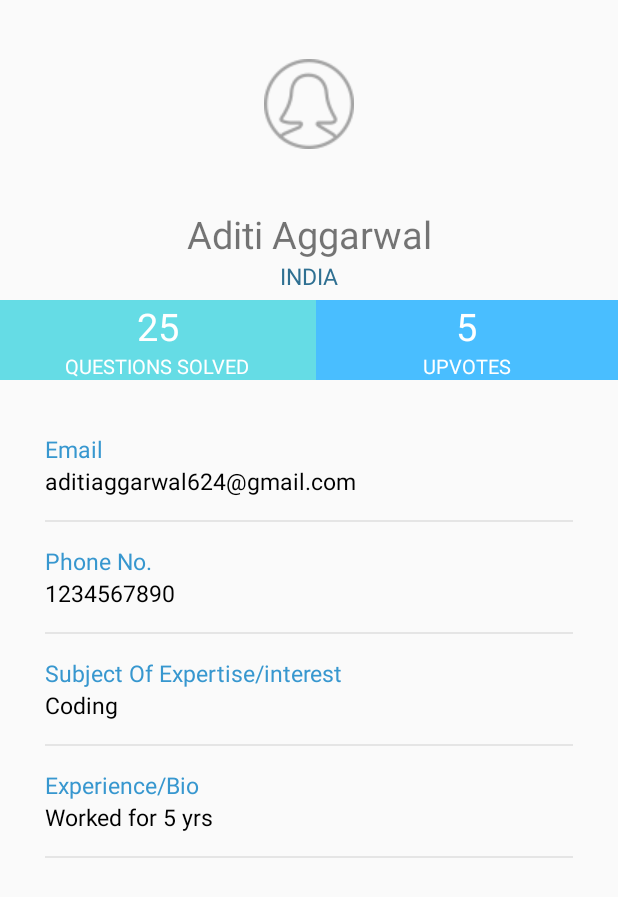
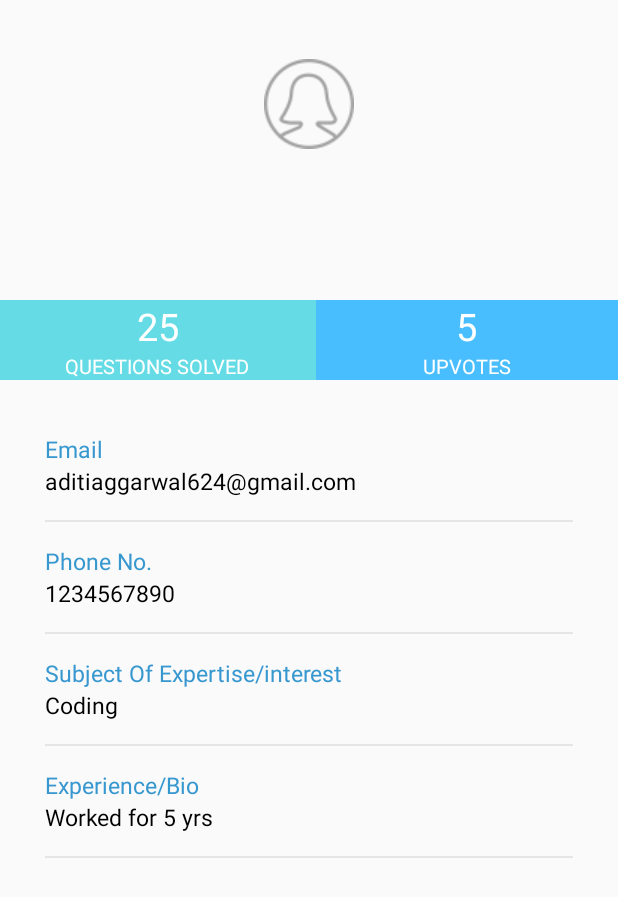
Before and after one commit to priyanka-choubey/mentorship, an Android app: the MainActivity screen opened directly, with no data from a screen before it, in the side drawer, after a tap on "Profile", on a phone screen of 412 x 824 dp. Shown: the top 897 px of the screen. Run offline under Robolectric (Android 15) with nearby library versions, the phone set to English and light mode, and no system bars; our stand-ins replace Volley; libraries missing offline, so code that uses them is left out: com.firebase.client; network calls fail.

Commit message:
Minor Changes

```diff
--- a/myChatApp/app/src/main/java/com/example/komal/mychatapp/LoginActivity.java
+++ b/myChatApp/app/src/main/java/com/example/komal/mychatapp/LoginActivity.java
@@ -103,7 +103,7 @@
                                         UsersDetailsActivity.password = pass;
                                         Log.e("TAG",user+" "+pass);
                                         startActivity(new Intent(LoginActivity.this, MainActivity.class));
-
+                                        finish();
                                     }
                                     else {
                                         Toast.makeText(LoginActivity.this, "incorrect password", Toast.LENGTH_LONG).show();
--- a/myChatApp/app/src/main/java/com/example/komal/mychatapp/MainActivity.java
+++ b/myChatApp/app/src/main/java/com/example/komal/mychatapp/MainActivity.java
@@ -151,6 +151,8 @@
 
         //noinspection SimplifiableIfStatement
         if (id == R.id.action_settings) {
+            startActivity(new Intent(MainActivity.this,LoginActivity.class));
+            finish();
             return true;
         }
 
@@ -221,6 +223,7 @@
     }
 
     public void Connect(View v){
+
         startActivity(new Intent(MainActivity.this,UsersActivity.class));
     }
 }
--- a/myChatApp/app/src/main/java/com/example/komal/mychatapp/UsersActivity.java
+++ b/myChatApp/app/src/main/java/com/example/komal/mychatapp/UsersActivity.java
@@ -75,6 +75,7 @@
         RequestQueue rQueue = Volley.newRequestQueue(UsersActivity.this);
         rQueue.add(request);
 
+
         mLayoutManager = new GridLayoutManager(this, 1);
         mRecycler.setLayoutManager(mLayoutManager);
 
--- a/myChatApp/app/src/main/java/com/example/komal/mychatapp/portalAdapter.java
+++ b/myChatApp/app/src/main/java/com/example/komal/mychatapp/portalAdapter.java
@@ -36,6 +36,9 @@
         holder.userName.setText(portalDetailsList.get(position).getUserName());
         holder.Tag.setText(portalDetailsList.get(position).getTag());
         holder.Question.setText(portalDetailsList.get(position).getQuestion());
+        holder.connect.setText(portalDetailsList.get(position).getText());
+
+
 
 }
 
@@ -51,6 +54,7 @@
     public TextView userName;
     public TextView Tag;
     public TextView Question;
+    public TextView connect;
 
 
 
@@ -59,6 +63,7 @@
         userName =(TextView)itemView.findViewById(R.id.userName);
         Tag=(TextView)itemView.findViewById(R.id.tag);
         Question=itemView.findViewById(R.id.question_view);
+        connect=itemView.findViewById(R.id.connect);
     }
 
 
--- a/myChatApp/app/src/main/java/com/example/komal/mychatapp/portalDetails.java
+++ b/myChatApp/app/src/main/java/com/example/komal/mychatapp/portalDetails.java
@@ -5,11 +5,13 @@
     String userName;
     String Tag;
     String Question;
+    String text;
 
     portalDetails(String user,String tag,String question){
         this.userName=user;
         this.Tag=tag;
         this.Question=question;
+        this.text="Want to Connect?";
     }
 
     public String getQuestion() {
@@ -23,4 +25,8 @@
     public String getTag() {
         return Tag;
     }
+
+    public String getText() {
+        return text;
+    }
 }
--- a/myChatApp/app/src/main/res/layout/activity_cards_layout.xml
+++ b/myChatApp/app/src/main/res/layout/activity_cards_layout.xml
@@ -65,6 +65,7 @@
             android:layout_width="wrap_content"
             android:layout_height="25dp"
             android:layout_gravity="right"
+            android:id="@+id/connect"
             android:layout_marginTop="2dp"
             android:text="Want to Connect?"
             android:layout_marginBottom="7dp"
--- a/myChatApp/app/src/main/res/layout/activity_new_question.xml
+++ b/myChatApp/app/src/main/res/layout/activity_new_question.xml
@@ -10,7 +10,7 @@
         android:background="#FFFFBB33"
         android:contentDescription="@string/app_name" />
     <EditText
-        android:id="@+id/username"
+        android:id="@+id/asked"
         android:layout_width="match_parent"
         android:layout_height="wrap_content"
         android:scrollbars="vertical"
--- a/myChatApp/app/src/main/res/layout/activity_profile.xml
+++ b/myChatApp/app/src/main/res/layout/activity_profile.xml
@@ -23,7 +23,7 @@
         android:layout_width="match_parent"
         android:textAlignment="center"
         android:layout_height="wrap_content"
-        android:text="Aditi Aggarwal"
+        android:text=""
         android:textSize="25sp"
         />
     <TextView
@@ -31,7 +31,7 @@
         android:layout_width="match_parent"
         android:layout_height="wrap_content"
         android:textAlignment="center"
-        android:text="India"
+        android:text=""
         android:layout_marginBottom="5dp"
         android:textAllCaps="true"
         android:textSize="15sp"
--- a/myChatApp/app/src/main/res/menu/main.xml
+++ b/myChatApp/app/src/main/res/menu/main.xml
@@ -4,6 +4,6 @@
     <item
         android:id="@+id/action_settings"
         android:orderInCategory="100"
-        android:title="@string/action_settings"
+        android:title="Logout"
         app:showAsAction="never" />
 </menu>
```
Also changed, not shown: myChatApp/app/src/main/java/com/example/komal/mychatapp/NewQuestionActivity.java (+11 -4 lines).
